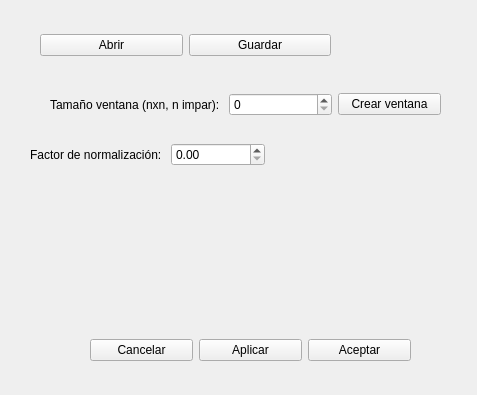
AlexAlmenara/ashot1, file Filtros/fdef.ui: the form before one commit.
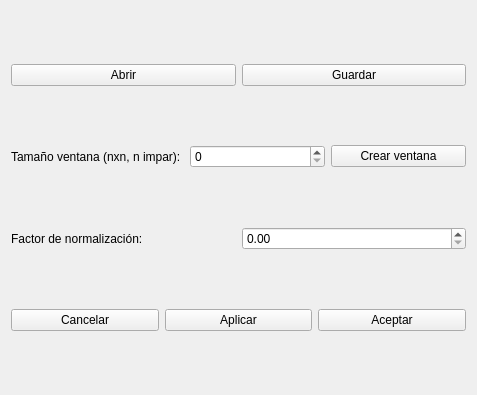
The form after the commit.

The edit to the form file:
```diff
--- a/Filtros/fdef.ui
+++ b/Filtros/fdef.ui
@@ -13,15 +13,26 @@
   <property name="windowTitle">
    <string>Form</string>
   </property>
-  <widget class="QWidget" name="layoutWidget">
-   <property name="geometry">
-    <rect>
-     <x>50</x>
-     <y>90</y>
-     <width>391</width>
-     <height>29</height>
-    </rect>
-   </property>
+  <layout class="QVBoxLayout" name="verticalLayout">
+   <item>
+    <layout class="QHBoxLayout" name="horizontalLayout_3">
+     <item>
+      <widget class="QPushButton" name="ButtonAbrir">
+       <property name="text">
+        <string>Abrir</string>
+       </property>
+      </widget>
+     </item>
+     <item>
+      <widget class="QPushButton" name="ButtonGuardar">
+       <property name="text">
+        <string>Guardar</string>
+       </property>
+      </widget>
+     </item>
+    </layout>
+   </item>
+   <item>
    <layout class="QHBoxLayout" name="horizontalLayout_2">
     <item>
      <widget class="QLabel" name="label">
@@ -41,16 +52,22 @@
      </widget>
     </item>
    </layout>
-  </widget>
-  <widget class="QWidget" name="layoutWidget">
-   <property name="geometry">
-    <rect>
-     <x>90</x>
-     <y>330</y>
-     <width>321</width>
-     <height>41</height>
-    </rect>
-   </property>
+   </item>
+   <item>
+    <layout class="QHBoxLayout" name="horizontalLayout_4">
+     <item>
+      <widget class="QLabel" name="label_2">
+       <property name="text">
+        <string>Factor de normalización: </string>
+       </property>
+      </widget>
+     </item>
+     <item>
+      <widget class="QDoubleSpinBox" name="dSpinBoxNorm"/>
+     </item>
+    </layout>
+   </item>
+   <item>
    <layout class="QHBoxLayout" name="horizontalLayout">
     <item>
      <widget class="QPushButton" name="ButtonCancelar">
@@ -74,55 +91,8 @@
      </widget>
     </item>
    </layout>
-  </widget>
-  <widget class="QWidget" name="layoutWidget">
-   <property name="geometry">
-    <rect>
-     <x>40</x>
-     <y>30</y>
-     <width>291</width>
-     <height>31</height>
-    </rect>
-   </property>
-   <layout class="QHBoxLayout" name="horizontalLayout_3">
-    <item>
-     <widget class="QPushButton" name="ButtonAbrir">
-      <property name="text">
-       <string>Abrir</string>
-      </property>
-     </widget>
-    </item>
-    <item>
-     <widget class="QPushButton" name="ButtonGuardar">
-      <property name="text">
-       <string>Guardar</string>
-      </property>
-     </widget>
-    </item>
-   </layout>
-  </widget>
-  <widget class="QWidget" name="">
-   <property name="geometry">
-    <rect>
-     <x>30</x>
-     <y>140</y>
-     <width>235</width>
-     <height>29</height>
-    </rect>
-   </property>
-   <layout class="QHBoxLayout" name="horizontalLayout_4">
-    <item>
-     <widget class="QLabel" name="label_2">
-      <property name="text">
-       <string>Factor de normalización: </string>
-      </property>
-     </widget>
-    </item>
-    <item>
-     <widget class="QDoubleSpinBox" name="doubleSpinBox"/>
-    </item>
-   </layout>
-  </widget>
+   </item>
+  </layout>
  </widget>
  <resources/>
  <connections/>
```
Lines whose indentation alone changed are shown as unchanged.
